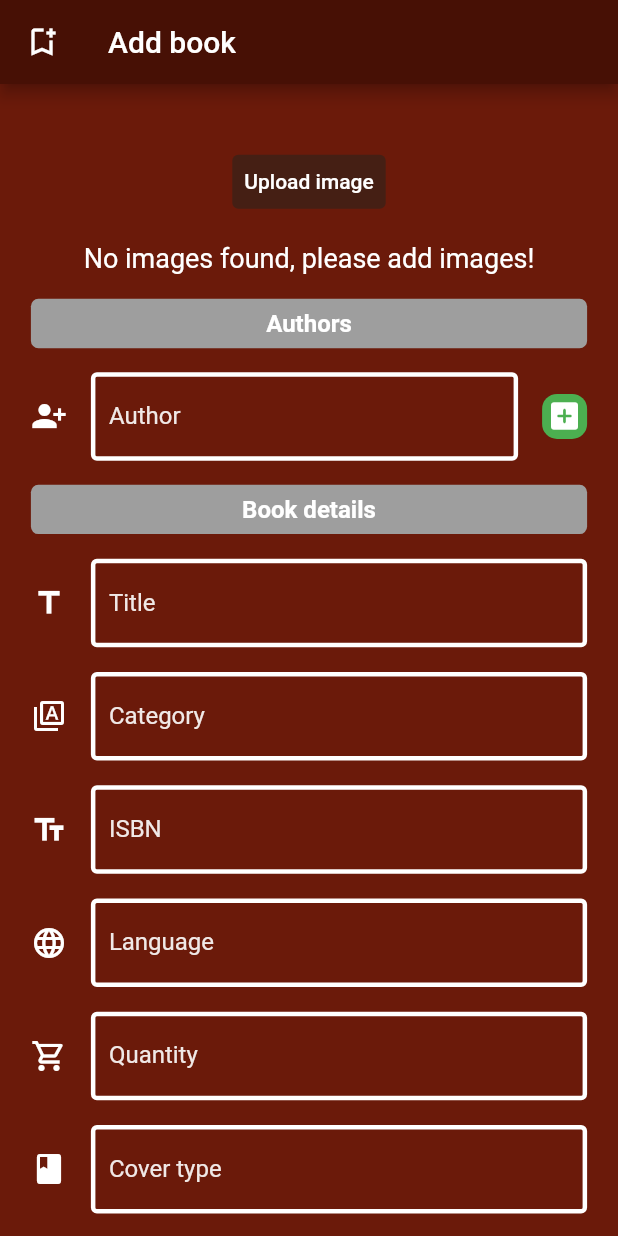
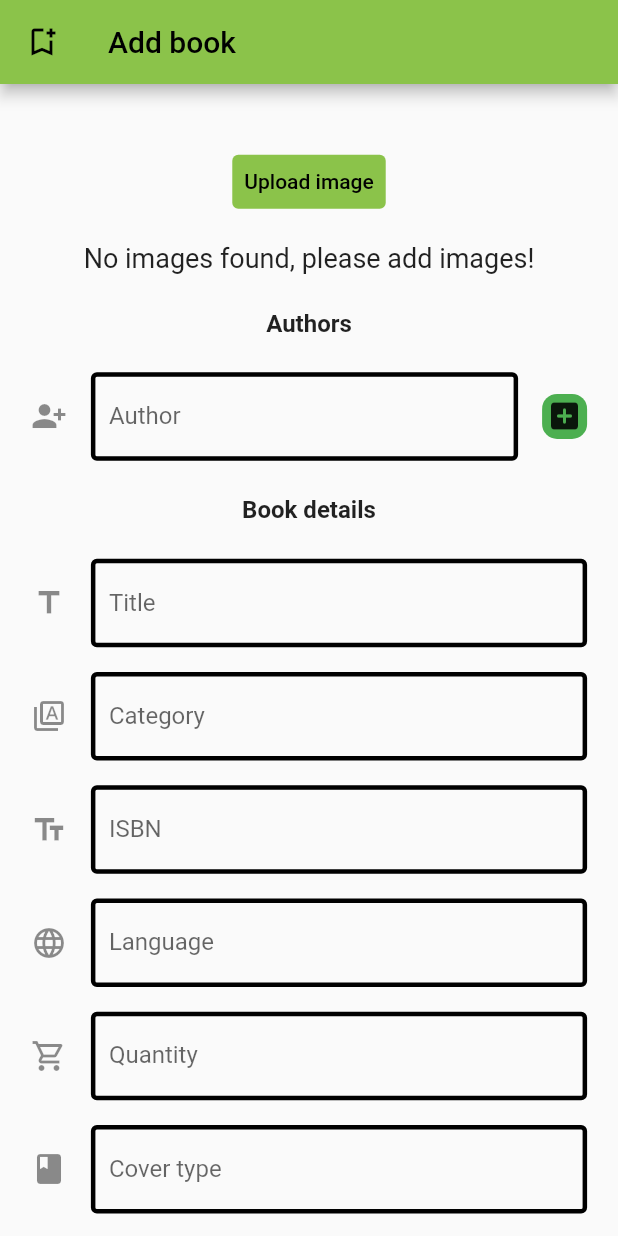
Before and after one commit to Jkm07/BookApp, a Flutter app: the BookCreator screen opened directly, on a phone screen of 412 x 824 dp. Run offline on Flutter 3.47's test engine with Material 2 defaults, Android fonts, the phone set to English and light mode, and no system bars; our stand-ins replace carousel_slider, cloud_firestore, firebase_auth, firebase_core, firebase_storage, freezed_annotation and 2 more; accounts and stored records are empty.

Commit message:
Add color theme

```diff
--- a/Client/lib/screens/addScreen.dart
+++ b/Client/lib/screens/addScreen.dart
@@ -84,7 +84,7 @@ class _BookCreatorState extends State<BookCreator> {
             child: Row(
               children: [
                 Expanded(child: AuthorTextFormFields(i)),
-                SizedBox(width: 16,),
+                SizedBox(width: 16),
                 _addRemoveButton(i == authorsList.length-1, i),
               ],
             ),
@@ -110,7 +110,7 @@ class _BookCreatorState extends State<BookCreator> {
           color: (add) ? Colors.green : Colors.red,
           borderRadius: BorderRadius.circular(10),
         ),
-        child: Icon((add) ? Icons.add_box_rounded : Icons.highlight_remove_outlined, color: Colors.white,),
+        child: Icon((add) ? Icons.add_box_rounded : Icons.highlight_remove_outlined),
       ),
     );
   }
@@ -139,9 +139,7 @@ class _BookCreatorState extends State<BookCreator> {
     scaleWidthApp = MediaQuery.of(context).size.width / 20;
 
     return Scaffold(
-      backgroundColor: const Color(0xff6b1a0a),
       appBar: AppBar(
-        backgroundColor: const Color(0xff471005),
         leading: GestureDetector(
           onTap: () {},
           child: Icon(
@@ -161,12 +159,12 @@ class _BookCreatorState extends State<BookCreator> {
                 style: ButtonStyle(
                   backgroundColor: MaterialStateProperty.resolveWith((states) {
                     if (states.contains(MaterialState.pressed)) {
-                      return Colors.green;
+                      return Theme.of(context).colorScheme.error;
                     }
-                    return const Color(0xff451f14);
+                    return Theme.of(context).colorScheme.primary;
                   }),
                 ),
-                child: Text("Upload image", style: TextStyle(color: Colors.white),),
+                child: Text("Upload image", style: TextStyle(color: Theme.of(context).colorScheme.secondary),),
                 onPressed: () {
                   getMultipleImages();
                   setState(() {
@@ -192,7 +190,7 @@ class _BookCreatorState extends State<BookCreator> {
                 child: Container(
                   child: FittedBox(
                     child: Text(
-                      "No images found, please add images!", style: TextStyle( fontSize: 18, color: Colors.white ),
+                      "No images found, please add images!", style: TextStyle( fontSize: 18 ),
                     ),
                   ),
                 ),
@@ -201,9 +199,8 @@ class _BookCreatorState extends State<BookCreator> {
               Container(
                 width: MediaQuery.of(context).size.width,
                 height: MediaQuery.of(context).size.height * 0.04,
-                child: Center(child: Text('Authors', style: TextStyle(fontWeight: FontWeight.w700, fontSize: 16, color: Colors.white),)),
+                child: Center(child: Text('Authors', style: TextStyle(fontWeight: FontWeight.w700, fontSize: 16),)),
                 decoration: BoxDecoration(
-                  color: Colors.grey,
                   borderRadius: BorderRadius.circular(5),
                 ),
               ),
@@ -211,9 +208,8 @@ class _BookCreatorState extends State<BookCreator> {
               Container(
                 width: MediaQuery.of(context).size.width,
                 height: MediaQuery.of(context).size.height * 0.04,
-                child: Center(child: Text('Book details', style: TextStyle(fontWeight: FontWeight.w700, fontSize: 16, color: Colors.white),)),
+                child: Center(child: Text('Book details', style: TextStyle(fontWeight: FontWeight.w700, fontSize: 16),)),
                 decoration: BoxDecoration(
-                  color: Colors.grey,
                   borderRadius: BorderRadius.circular(5),
                 ),
               ),
@@ -243,19 +239,16 @@ class _BookCreatorState extends State<BookCreator> {
               Container(
                 width: MediaQuery.of(context).size.width,
                 height: MediaQuery.of(context).size.height * 0.04,
-                child: Center(child: Text('Description', style: TextStyle(fontWeight: FontWeight.w700, fontSize: 16, color: Colors.white),)),
+                child: Center(child: Text('Description', style: TextStyle(fontWeight: FontWeight.w700, fontSize: 16),)),
                 decoration: BoxDecoration(
-                  color: Colors.grey,
                   borderRadius: BorderRadius.circular(5),
                 ),
               ),
               space(),
               TextFormField(
-                style: TextStyle( color: Colors.white ),
                 controller: description,
                 enableSuggestions: true,
                 autocorrect: true,
-                cursorColor: Colors.white,
                 validator: (value) {
                   if ( value == null || value.isEmpty ) {
                     return "This field can't be empty";
@@ -265,16 +258,14 @@ class _BookCreatorState extends State<BookCreator> {
                   }
                 },
                 decoration: InputDecoration(
-                  icon: Icon( Icons.description, color: Colors.white,),
+                  icon: Icon( Icons.description),
                   hintText: "Enter description",
-                  hintStyle: TextStyle( color:Colors.white70 ),
                   labelText: "Description",
-                  labelStyle: TextStyle(color: Colors.white.withOpacity(0.9)),
                   enabledBorder: OutlineInputBorder(
-                    borderSide: BorderSide( color: Colors.white, width: 3 ),
+                    borderSide: BorderSide(width: 3 ),
                   ),
                   focusedBorder: OutlineInputBorder(
-                    borderSide: BorderSide( color: Colors.blue, width: 5 ),
+                    borderSide: BorderSide( width: 5 ),
                   ),
                 ),
                 keyboardType: TextInputType.multiline,
@@ -310,14 +301,14 @@ class _BookCreatorState extends State<BookCreator> {
                 },
                 child: Text(
                   "Add book",
-                  style: TextStyle( color: Colors.white, fontWeight: FontWeight.bold, fontSize: 18 ),
+                  style: TextStyle( fontWeight: FontWeight.bold, fontSize: 18 ),
                 ),
                 style: ButtonStyle(
                   backgroundColor: MaterialStateProperty.resolveWith((states) {
                     if (states.contains(MaterialState.pressed)) {
-                      return Colors.green;
+                      return Theme.of(context).colorScheme.error;
                     }
-                    return const Color(0xff451f14);
+                    return Theme.of(context).colorScheme.primary;
                   }),
                 ),
               ),
@@ -349,7 +340,6 @@ class _GridElementState extends State<GridElement> {
           Expanded(
             child: InkWell(
               onTap: widget.onTap,
-              splashColor: Colors.white60,
               child: Container(
                 decoration: BoxDecoration(
                   borderRadius: BorderRadius.all(
@@ -399,11 +389,9 @@ class _AuthorTextFormFieldsState extends State<AuthorTextFormFields> {
     });
 
     return TextFormField(
-      style: TextStyle( color: Colors.white ),
       controller: nameController,
       enableSuggestions: true,
       autocorrect: true,
-      cursorColor: Colors.white,
       validator: (value) {
         if ( value == null || value.isEmpty ) {
           return "This field can't be empty";
@@ -414,16 +402,14 @@ class _AuthorTextFormFieldsState extends State<AuthorTextFormFields> {
       },
       onChanged: (v) => _BookCreatorState.authorsList[widget.index] = v,
       decoration: InputDecoration(
-        icon: Icon(Icons.person_add_alt_1, color: Colors.white,),
+        icon: Icon(Icons.person_add_alt_1),
         hintText: "Enter author",
-        hintStyle: TextStyle( color:Colors.white70 ),
         labelText: "Author",
-        labelStyle: TextStyle(color: Colors.white.withOpacity(0.9)),
         enabledBorder: OutlineInputBorder(
-          borderSide: BorderSide( color: Colors.white, width: 3 ),
+          borderSide: BorderSide( width: 3 ),
         ),
         focusedBorder: OutlineInputBorder(
-          borderSide: BorderSide( color: Colors.blue, width: 5 ),
+          borderSide: BorderSide( width: 5 ),
         ),
       ),
     );
@@ -433,11 +419,9 @@ class _AuthorTextFormFieldsState extends State<AuthorTextFormFields> {
 
 TextFormField reusableTextFormField( String label, IconData icon, TextEditingController controller, String hintText  ){
   return TextFormField(
-    style: TextStyle( color: Colors.white ),
     controller: controller,
     enableSuggestions: true,
     autocorrect: true,
-    cursorColor: Colors.white,
     validator: (value) {
       if ( value == null || value.isEmpty ) {
         return "This field can't be empty";
@@ -447,16 +431,14 @@ TextFormField reusableTextFormField( String label, IconData icon, TextEditingCon
       }
     },
     decoration: InputDecoration(
-      icon: Icon(icon, color: Colors.white,),
+      icon: Icon(icon),
       hintText: hintText,
-      hintStyle: TextStyle( color:Colors.white70 ),
       labelText: label,
-      labelStyle: TextStyle(color: Colors.white.withOpacity(0.9)),
       enabledBorder: OutlineInputBorder(
-        borderSide: BorderSide( color: Colors.white, width: 3 ),
+        borderSide: BorderSide( width: 3 ),
       ),
       focusedBorder: OutlineInputBorder(
-        borderSide: BorderSide( color: Colors.blue, width: 5 ),
+        borderSide: BorderSide( width: 5 ),
       ),
     ),
   );
--- a/Client/lib/screens/homeScreen.dart
+++ b/Client/lib/screens/homeScreen.dart
@@ -18,9 +18,7 @@ class _MyHomePageState extends State<MyHomePage> {
   @override
   Widget build(BuildContext context) {
     return Scaffold(
-        backgroundColor: const Color(0xff6b1a0a),
         appBar: AppBar(
-          backgroundColor: const Color(0xff471005),
           leading: GestureDetector(
             onTap: () {},
             child: const Icon(
--- a/Client/lib/screens/resetPassword.dart
+++ b/Client/lib/screens/resetPassword.dart
@@ -18,7 +18,6 @@ class _ResetPasswordState extends State<ResetPassword> {
   @override
   Widget build(BuildContext context) {
     return Scaffold(
-      backgroundColor: const Color(0xff6b1a0a),
       body: Form(
         autovalidateMode: AutovalidateMode.onUserInteraction,
         key: formKey,
@@ -35,7 +34,6 @@ class _ResetPasswordState extends State<ResetPassword> {
                   child: Text(
                     "Szacun Rispekt Library",
                     style: TextStyle(
-                      color: Colors.white,
                       fontWeight: FontWeight.bold,
                       fontSize: 30,
                     ),
--- a/Client/lib/screens/signupScreen.dart
+++ b/Client/lib/screens/signupScreen.dart
@@ -22,7 +22,6 @@ class _SignUpScreenState extends State<SignUpScreen> {
   @override
   Widget build(BuildContext context) {
     return Scaffold(
-      backgroundColor: const Color(0xff6b1a0a),
       body: Form(
         autovalidateMode: AutovalidateMode.onUserInteraction,
         key: formKey,
@@ -39,7 +38,6 @@ class _SignUpScreenState extends State<SignUpScreen> {
                   child: Text(
                     "Szacun Rispekt Library",
                     style: TextStyle(
-                      color: Colors.white,
                       fontWeight: FontWeight.bold,
                       fontSize: 30,
                     ),
--- a/Client/lib/screens/usersScreen.dart
+++ b/Client/lib/screens/usersScreen.dart
@@ -17,9 +17,7 @@ class _UsersScreenState extends State<UsersScreen> {
   @override
   Widget build(BuildContext context) {
     return Scaffold(
-      backgroundColor: const Color(0xff6b1a0a),
       appBar: AppBar(
-        backgroundColor: const Color(0xff471005),
         leading: GestureDetector(
           onTap: () {},
           child: Icon(
```
Also changed, not shown: Client/lib/main.dart (+8 -1 lines), Client/lib/screens/CategoriesList.dart (+7 -14 lines), Client/lib/screens/accountScreen.dart (+9 -16 lines), Client/lib/screens/bookDetails.dart (+4 -12 lines), Client/lib/screens/loginScreen.dart (+6 -20 lines), Client/lib/screens/searchScreen.dart (+13 -28 lines), Client/pubspec.lock, 1 other file.
